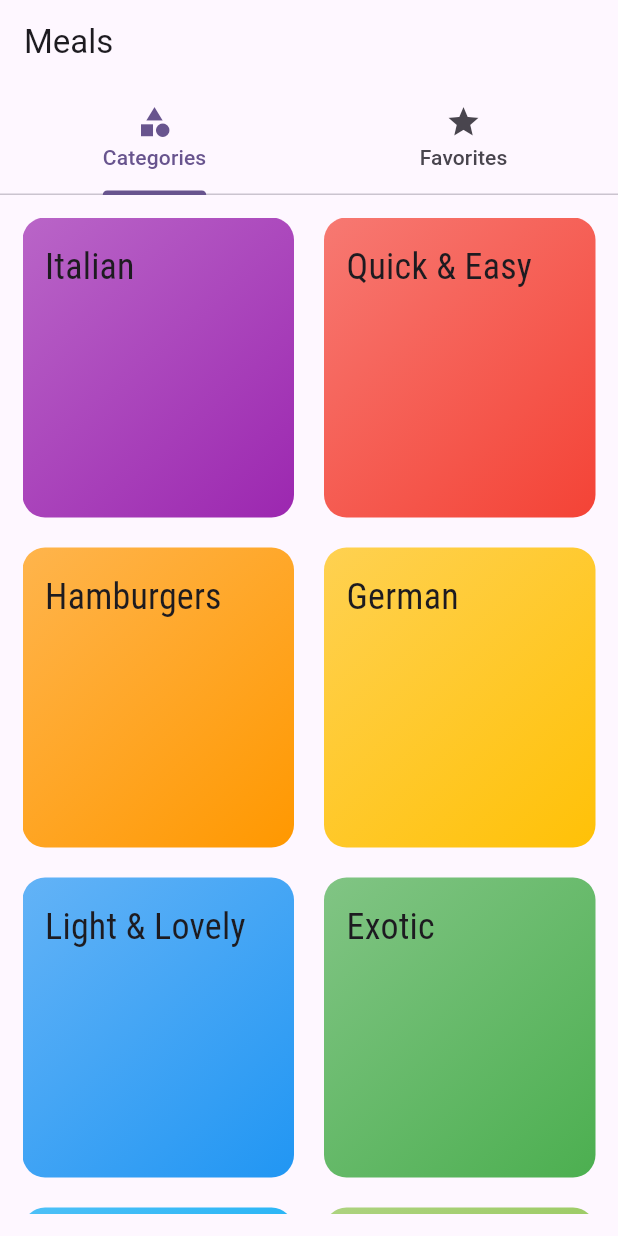
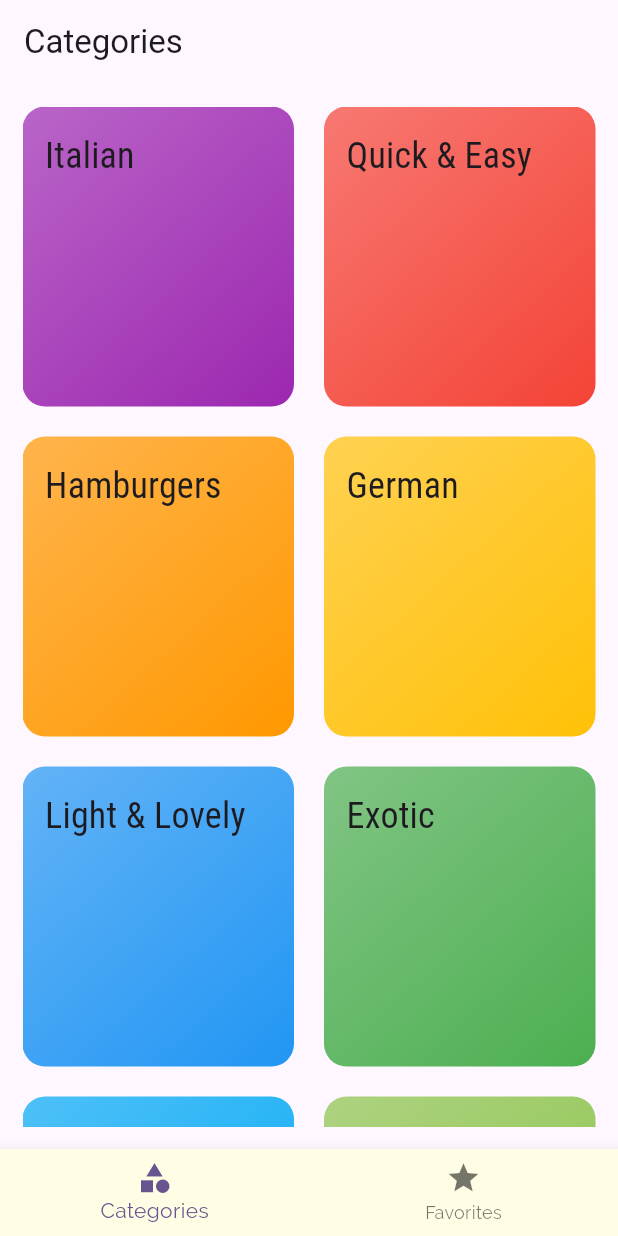
Before and after one commit to Dejito/delicacies, a Flutter app: the screen it shows after launch, on a phone screen of 412 x 824 dp. Run offline on Flutter 3.47's test engine with Material 2 defaults, Android fonts, the phone set to English and light mode, and no system bars.

Commit message:
bottom nav bar implemented

```diff
--- a/lib/screen/tab_screen.dart
+++ b/lib/screen/tab_screen.dart
@@ -10,32 +10,40 @@ class TabScreen extends StatefulWidget {
 }
 
 class _TabScreenState extends State<TabScreen> {
+  var selectedPageIndex = 0;
+
+  final List<Map<String, dynamic>> _pages = [
+    {
+      'page': const CategoryScreen(),
+      'title': 'Categories'
+    },
+    {'page': const FavoritesScreen(),
+      'title': 'Favorites'
+    },
+  ];
+
+  void selectPage(int index) {
+    setState(() {
+      selectedPageIndex = index;
+    });
+  }
+
   @override
   Widget build(BuildContext context) {
-    return DefaultTabController(
-      length: 2,
-      child: Scaffold(
-        appBar: AppBar(
-          title: const Text("Meals"),
-          bottom: const TabBar(
-            tabs: [
-              Tab(
-                text: "Categories",
-                icon: Icon(Icons.category),
-              ),
-              Tab(
-                text: "Favorites",
-                icon: Icon(Icons.star),
-              ),
-            ],
-          ),
-        ),
-        body: const TabBarView(
-          children: [
-            CategoryScreen(),
-            FavoritesScreen()
-          ],
-        )
+    return Scaffold(
+      appBar: AppBar(
+        title: Text(_pages[selectedPageIndex]['title']),
+      ),
+      body: _pages[selectedPageIndex]['page'],
+      bottomNavigationBar: BottomNavigationBar(
+        onTap: selectPage,
+        currentIndex: selectedPageIndex,
+        // backgroundColor: Theme.of(context),
+        items: const [
+          BottomNavigationBarItem(
+              icon: Icon(Icons.category), label: "Categories"),
+          BottomNavigationBarItem(icon: Icon(Icons.star), label: "Favorites"),
+        ],
       ),
     );
   }
```
